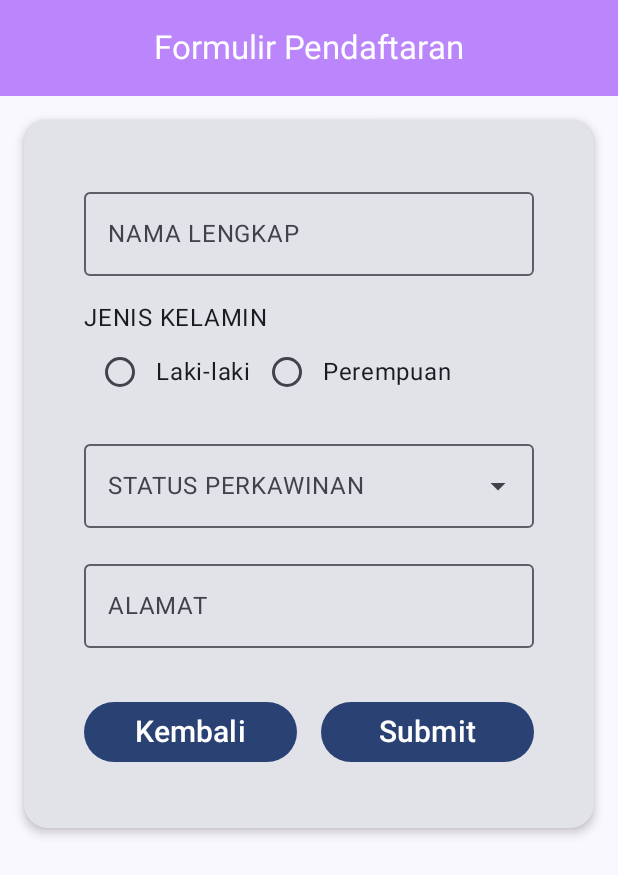
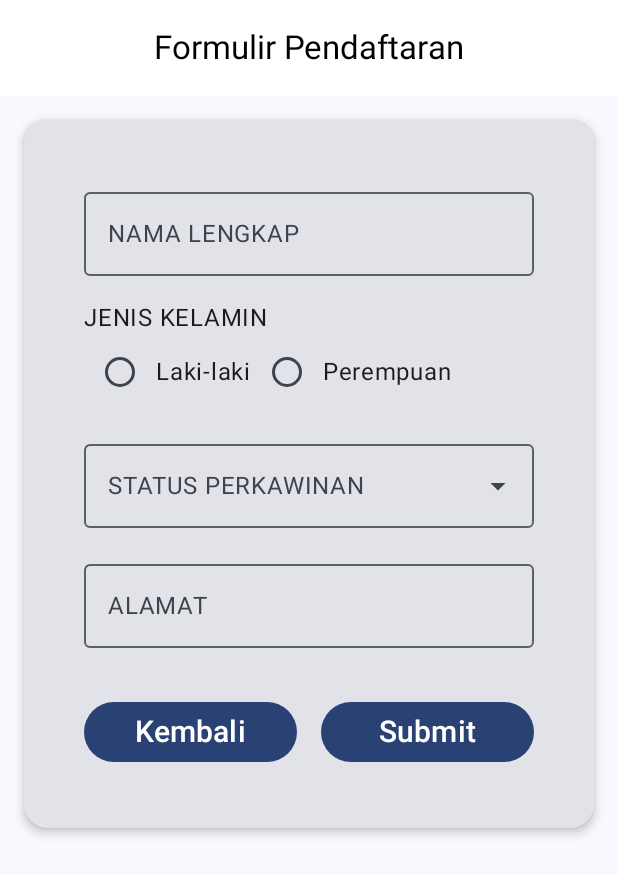
Before and after one commit to vararais/QuestNavigasTugas_049, an Android app built with Jetpack Compose: the FormulirScreen screen opened through its navigation route, on a phone screen of 412 x 824 dp. Shown: the top 875 px of the screen. Run offline under Robolectric (Android 15) with nearby library versions, the phone set to English and light mode, and no system bars.

Commit message:
Mengubah Warna

```diff
--- a/app/src/main/java/com/example/questnavigastugas_049/view/PageForm.kt
+++ b/app/src/main/java/com/example/questnavigastugas_049/view/PageForm.kt
@@ -65,9 +65,9 @@ fun FormulirScreen(
     Scaffold(
         topBar = {
             CenterAlignedTopAppBar(
-                title = { Text(stringResource(id = R.string.formulir_daftar), color = Color.White) },
+                title = { Text(stringResource(id = R.string.formulir_daftar), color = Color.Black) },
                 colors = TopAppBarDefaults.centerAlignedTopAppBarColors(
-                    containerColor = colorResource(id = R.color.purple_200)
+                    containerColor = colorResource(id = R.color.white)
                 )
             )
         }
```
